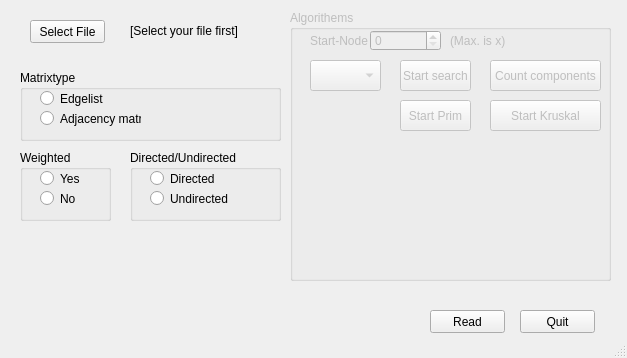
Above: mainwindow.ui from FNicolai/MMI before the change. Below: the same form after it.
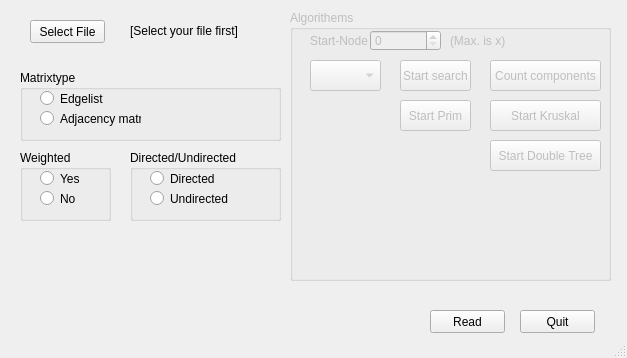
That is the form after the change.

Commit message: DoubleTree: add DoubleTree UI structure

Diff of the .ui file:
```diff
--- a/mainwindow.ui
+++ b/mainwindow.ui
@@ -320,6 +320,19 @@
       <string>Start Prim</string>
      </property>
     </widget>
+    <widget class="QPushButton" name="pushButton_start_double_tree">
+     <property name="geometry">
+      <rect>
+       <x>200</x>
+       <y>130</y>
+       <width>111</width>
+       <height>31</height>
+      </rect>
+     </property>
+     <property name="text">
+      <string>Start Double Tree</string>
+     </property>
+    </widget>
    </widget>
   </widget>
   <widget class="QStatusBar" name="statusBar"/>
```
The commit also changes 3 other files.
